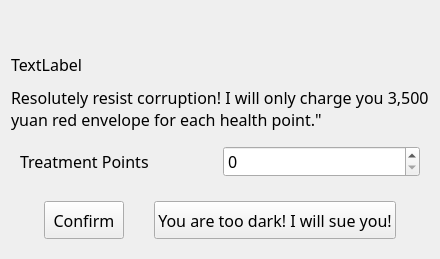
soda92/beijing_fushengji_rewrite, file form/hospital.ui: the form before one commit.
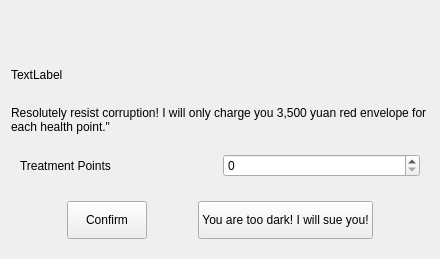
The form after the commit. Icons and pictures are not drawn.

What changed in the file:
```diff
--- a/form/hospital.ui
+++ b/form/hospital.ui
@@ -14,9 +14,6 @@
    <string>In Hospital</string>
   </property>
   <property name="styleSheet">
-   <string notr="true">QLabel, QPushButton, QTextBrowser, QGroupBox, QTextEdit , QSpinBox {
-                font: 12pt MiSans;
-            }</string>
   </property>
   <layout class="QVBoxLayout" name="verticalLayout">
    <item>
```
